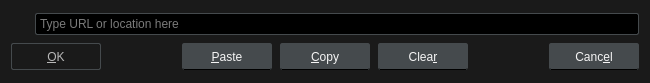
First picture: the form in src/ui/locationdialog.ui, repository u8sand/Baka-MPlayer, before the edit.
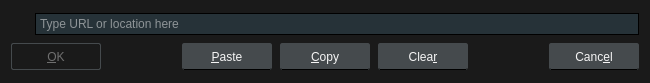
Second picture: the form after the edit. Icons and pictures are not drawn.

Commit message: Changed primary color & color fixes

The edit to the form file:
```diff
--- a/src/ui/locationdialog.ui
+++ b/src/ui/locationdialog.ui
@@ -23,9 +23,8 @@
 /* QLineEdit */
 
 QLineEdit {
-	background: black;
-	border: 1px solid #454A4D;
-	border-radius: 2px;
+	background: #263238;
+	border: 1px solid black;
 	padding: 2px;
 }
 QLineEdit:focus {
@@ -54,7 +53,7 @@
 QPushButton:disabled {
 	background: transparent;
 	border: 1px solid #454A4D;
-	color: #B8B8B8;
+	color: #6F6F6F;
 }</string>
   </property>
   <layout class="QVBoxLayout" name="verticalLayout">
```
Left out of the diff: 4 changed lines with no effect on the pictures. The commit also changes 14 other files.
